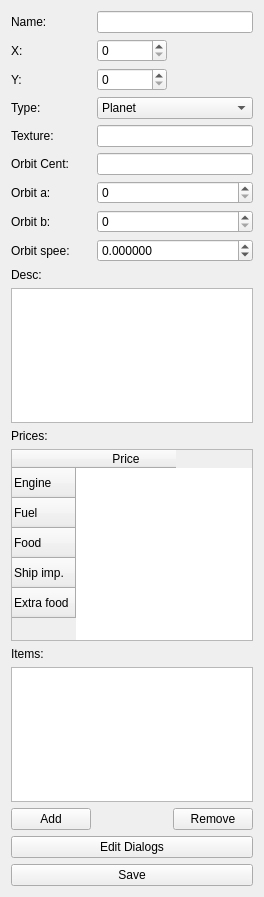
Before: the Qt Designer form mapper/ObjectEditor.ui in jankaluza/universe-traders, drawn with Qt 5.
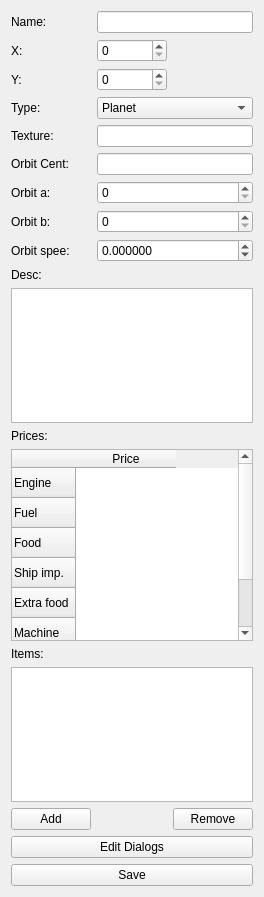
After: the same form once the commit is applied.

Commit message: Add Machine and Gun item category. Add Water Extractor and Ray gun items

The edit to the form file:
```diff
--- a/mapper/ObjectEditor.ui
+++ b/mapper/ObjectEditor.ui
@@ -78,6 +78,16 @@
        <string>Extra food</string>
       </property>
      </row>
+     <row>
+      <property name="text">
+       <string>Machine</string>
+      </property>
+     </row>
+     <row>
+      <property name="text">
+       <string>Gun</string>
+      </property>
+     </row>
      <column>
       <property name="text">
        <string>Price</string>
```
The commit also changes 11 other files.
